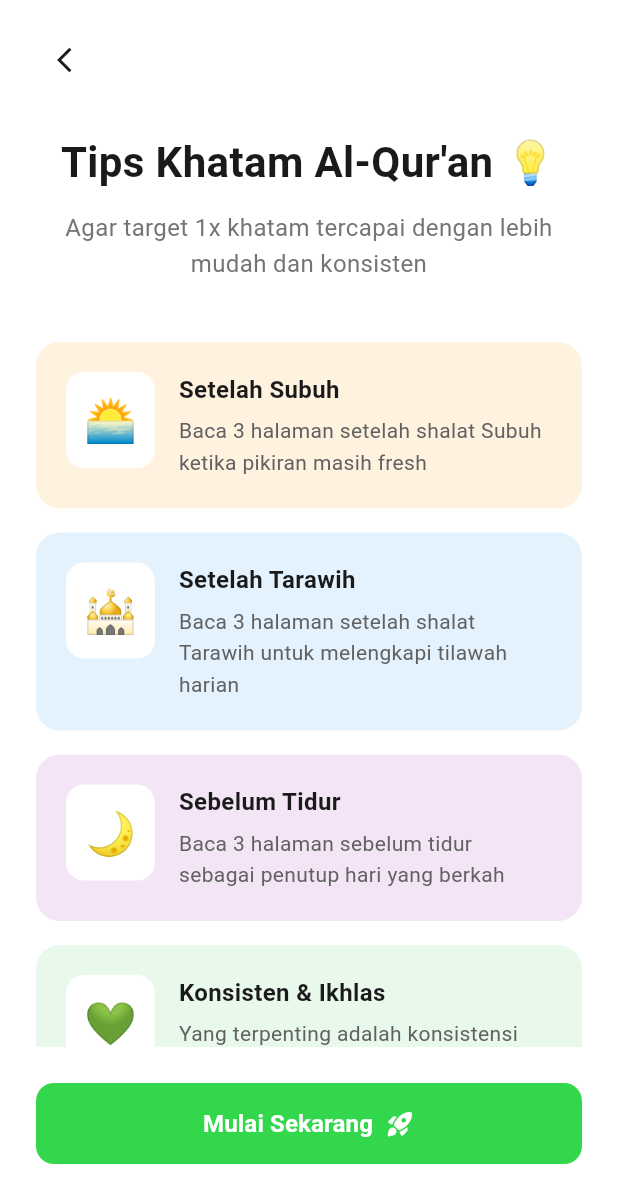
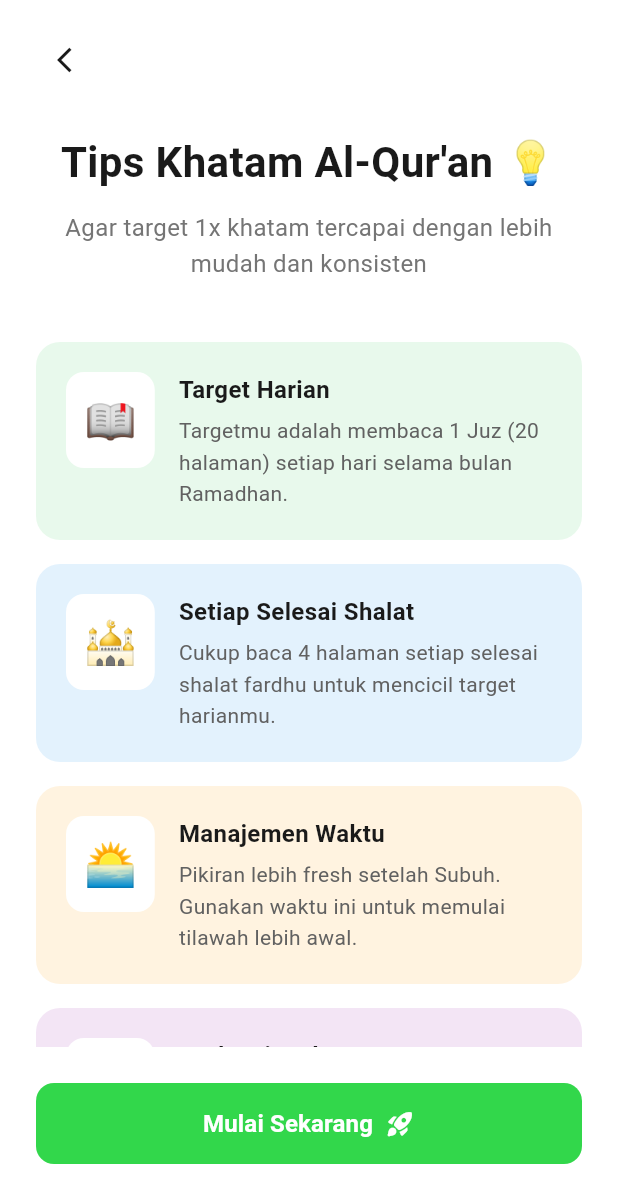
Before and after one commit to naufal2244/my-best-ramadhan-app, a Flutter app: the TipsScreen screen opened by its route, on a phone screen of 412 x 824 dp. Shown: the top 1203 px of the screen. Run offline on Flutter 3.47's test engine with Material 3 defaults, Android fonts, the phone set to English and light mode, and no system bars; our stand-ins replace cloud_firestore, firebase_auth, firebase_core, flutter_slidable, fluttertoast; accounts and stored records are empty; network calls fail; Roboto replaces fonts that are missing (Poppins).

Commit message:
Logika di halaman home

```diff
--- a/lib/models/user_model.dart
+++ b/lib/models/user_model.dart
@@ -5,6 +5,7 @@ class UserModel {
   final String? photoUrl;
   final int targetKhatam;
   final DateTime? createdAt;
+  final bool hasSeenTutorial;
 
   UserModel({
     required this.uid,
@@ -13,6 +14,7 @@ class UserModel {
     this.photoUrl,
     this.targetKhatam = 1,
     this.createdAt,
+    this.hasSeenTutorial = false,
   });
 
   /// Konversi dari Map (Firestore) ke Object UserModel
@@ -26,6 +28,7 @@ class UserModel {
       createdAt: map['createdAt'] != null
           ? (map['createdAt'] as dynamic).toDate()
           : null,
+      hasSeenTutorial: map['hasSeenTutorial'] ?? false,
     );
   }
 
@@ -38,6 +41,7 @@ class UserModel {
       'photoUrl': photoUrl,
       'targetKhatam': targetKhatam,
       'createdAt': createdAt,
+      'hasSeenTutorial': hasSeenTutorial,
     };
   }
 
@@ -46,6 +50,7 @@ class UserModel {
     String? displayName,
     String? photoUrl,
     int? targetKhatam,
+    bool? hasSeenTutorial,
   }) {
     return UserModel(
       uid: uid,
@@ -54,6 +59,7 @@ class UserModel {
       photoUrl: photoUrl ?? this.photoUrl,
       targetKhatam: targetKhatam ?? this.targetKhatam,
       createdAt: createdAt,
+      hasSeenTutorial: hasSeenTutorial ?? this.hasSeenTutorial,
     );
   }
 }
--- a/lib/screens/auth/login_screen.dart
+++ b/lib/screens/auth/login_screen.dart
@@ -49,7 +49,7 @@ class _LoginScreenState extends State<LoginScreen> {
 
         // Berpindah ke Onboarding Welcome secara langsung
         if (mounted) {
-          Navigator.pushReplacementNamed(context, '/onboarding-welcome');
+          Navigator.pushReplacementNamed(context, '/main');
         }
       } catch (e) {
         Fluttertoast.showToast(
@@ -71,7 +71,7 @@ class _LoginScreenState extends State<LoginScreen> {
     setState(() => _isLoading = false);
 
     if (mounted) {
-      Navigator.pushReplacementNamed(context, '/onboarding-welcome');
+      Navigator.pushReplacementNamed(context, '/main');
     }
   }
 
--- a/lib/screens/main/habit_detail_screen.dart
+++ b/lib/screens/main/habit_detail_screen.dart
@@ -65,7 +65,7 @@ class HabitDetailScreen extends StatelessWidget {
                     );
                     if (result == true && context.mounted) {
                       Navigator.pop(
-                          context, 'update'); // Pass result back to HomeScreen
+                          context, 'edit'); // Pass result back to HomeScreen
                     }
                   },
                 ),
--- a/lib/screens/onboarding/target_setting_screen.dart
+++ b/lib/screens/onboarding/target_setting_screen.dart
@@ -27,8 +27,8 @@ class _TargetSettingScreenState extends State<TargetSettingScreen> {
     super.initState();
     // Inisialisasi targetPages dari data user yang ada jika sedang editing
     final currentTarget =
-        context.read<AuthProvider>().userData?.targetKhatam ?? 2;
-    _targetPages = widget.isEditing ? currentTarget : 2;
+        context.read<AuthProvider>().userData?.targetKhatam ?? 1;
+    _targetPages = widget.isEditing ? currentTarget : 1;
   }
 
   void _updateTarget(int delta) {
@@ -42,8 +42,8 @@ class _TargetSettingScreenState extends State<TargetSettingScreen> {
 
   @override
   Widget build(BuildContext context) {
-    final pagesPerDay = (_targetPages * 20 / 30).toStringAsFixed(1);
-    final pagesPerWeek = (_targetPages * 20 / 4.3).toStringAsFixed(0);
+    final juzPerDay = _targetPages;
+    final totalJuz = _targetPages * 30;
 
     return Scaffold(
       backgroundColor: Colors.white,
@@ -174,15 +174,15 @@ class _TargetSettingScreenState extends State<TargetSettingScreen> {
                           child: _buildStatCard(
                             '📅',
                             'Per Hari',
-                            '$pagesPerDay Halaman',
+                            '$juzPerDay Juz',
                           ),
                         ),
                         const SizedBox(width: 12),
                         Expanded(
                           child: _buildStatCard(
-                            '📊',
-                            'Per Minggu',
-                            '$pagesPerWeek Halaman',
+                            '📖',
+                            'Total Target',
+                            '$totalJuz Juz',
                           ),
                         ),
                       ],
--- a/lib/screens/onboarding/tips_screen.dart
+++ b/lib/screens/onboarding/tips_screen.dart
@@ -17,6 +17,11 @@ class TipsScreen extends StatelessWidget {
     // Ambil targetPages dari arguments jika tidak dipassing lewat constructor
     final int displayTarget = targetPages ??
         (ModalRoute.of(context)?.settings.arguments as int? ?? 1);
+
+    // Perhitungan dinamis berdasarkan target
+    final int juzPerDay = displayTarget;
+    final int pagesPerDay = juzPerDay * 20;
+    final int pagesPerPrayer = juzPerDay * 4;
 
     return Scaffold(
       backgroundColor: Colors.white,
@@ -70,35 +75,35 @@ class TipsScreen extends StatelessWidget {
                 child: ListView(
                   children: [
                     _buildTipCard(
-                      icon: '🌅',
-                      color: const Color(0xFFFFF3E0),
-                      title: 'Setelah Subuh',
+                      icon: '📖',
+                      color: const Color(0xFFE8F9EC),
+                      title: 'Target Harian',
                       description:
-                          'Baca 3 halaman setelah shalat Subuh ketika pikiran masih fresh',
+                          'Targetmu adalah membaca $juzPerDay Juz ($pagesPerDay halaman) setiap hari selama bulan Ramadhan.',
                     ),
                     const SizedBox(height: 16),
                     _buildTipCard(
                       icon: '🕌',
                       color: const Color(0xFFE3F2FD),
-                      title: 'Setelah Tarawih',
+                      title: 'Setiap Selesai Shalat',
                       description:
-                          'Baca 3 halaman setelah shalat Tarawih untuk melengkapi tilawah harian',
+                          'Cukup baca $pagesPerPrayer halaman setiap selesai shalat fardhu untuk mencicil target harianmu.',
+                    ),
+                    const SizedBox(height: 16),
+                    _buildTipCard(
+                      icon: '🌅',
+                      color: const Color(0xFFFFF3E0),
+                      title: 'Manajemen Waktu',
+                      description:
+                          'Pikiran lebih fresh setelah Subuh. Gunakan waktu ini untuk memulai tilawah lebih awal.',
                     ),
                     const SizedBox(height: 16),
                     _buildTipCard(
                       icon: '🌙',
                       color: const Color(0xFFF3E5F5),
-                      title: 'Sebelum Tidur',
+                      title: 'Evaluasi Malam',
                       description:
-                          'Baca 3 halaman sebelum tidur sebagai penutup hari yang berkah',
-                    ),
-                    const SizedBox(height: 16),
-                    _buildTipCard(
-                      icon: '💚',
-                      color: const Color(0xFFE8F9EC),
-                      title: 'Konsisten & Ikhlas',
-                      description:
-                          'Yang terpenting adalah konsistensi dan keikhlasan dalam beribadah',
+                          'Gunakan waktu sebelum tidur untuk melengkapi jika ada target halaman yang terlewat.',
                     ),
                   ],
                 ),
--- a/lib/screens/onboarding_flow.dart
+++ b/lib/screens/onboarding_flow.dart
@@ -13,7 +13,7 @@ class OnboardingFlow extends StatefulWidget {
 class _OnboardingFlowState extends State<OnboardingFlow> {
   final PageController _pageController = PageController();
   int _currentPage = 0;
-  int _targetPages = 2; // Default target
+  int _targetPages = 1; // Default target
 
   @override
   void dispose() {
@@ -316,7 +316,7 @@ class _TargetSettingScreen extends StatefulWidget {
 }
 
 class _TargetSettingScreenState extends State<_TargetSettingScreen> {
-  int _targetPages = 2;
+  int _targetPages = 1;
 
   void _updateTarget(int delta) {
     setState(() {
@@ -327,8 +327,8 @@ class _TargetSettingScreenState extends State<_TargetSettingScreen> {
 
   @override
   Widget build(BuildContext context) {
-    final pagesPerDay = (_targetPages * 20 / 30).toStringAsFixed(1);
-    final pagesPerWeek = (_targetPages * 20 / 4.3).toStringAsFixed(0);
+    final juzPerDay = _targetPages;
+    final totalJuz = _targetPages * 30;
 
     return Padding(
       padding: const EdgeInsets.symmetric(horizontal: 24.0),
@@ -456,15 +456,15 @@ class _TargetSettingScreenState extends State<_TargetSettingScreen> {
                       child: _buildStatCard(
                         '📅',
                         'Per Hari',
-                        '$pagesPerDay Halaman',
+                        '$juzPerDay Juz',
                       ),
                     ),
                     const SizedBox(width: 12),
                     Expanded(
                       child: _buildStatCard(
-                        '📊',
-                        'Per Minggu',
-                        '$pagesPerWeek Halaman',
+                        '📖',
+                        'Total Target',
+                        '$totalJuz Juz',
                       ),
                     ),
                   ],
@@ -593,6 +593,11 @@ class _TipsScreen extends StatelessWidget {
 
   @override
   Widget build(BuildContext context) {
+    // Perhitungan dinamis berdasarkan target
+    final int juzPerDay = targetPages;
+    final int pagesPerDay = juzPerDay * 20;
+    final int pagesPerPrayer = juzPerDay * 4;
+
     return Padding(
       padding: const EdgeInsets.symmetric(horizontal: 24.0),
       child: Column(
@@ -628,35 +633,35 @@ class _TipsScreen extends StatelessWidget {
             child: ListView(
               children: [
                 _buildTipCard(
-                  icon: '🌅',
-                  color: const Color(0xFFFFF3E0),
-                  title: 'Setelah Subuh',
+                  icon: '📖',
+                  color: const Color(0xFFE8F9EC),
+                  title: 'Target Harian',
                   description:
-                      'Baca 3 halaman setelah shalat Subuh ketika pikiran masih fresh',
+                      'Targetmu adalah membaca $juzPerDay Juz ($pagesPerDay halaman) setiap hari selama bulan Ramadhan.',
                 ),
                 const SizedBox(height: 16),
                 _buildTipCard(
                   icon: '🕌',
                   color: const Color(0xFFE3F2FD),
-                  title: 'Setelah Tarawih',
+                  title: 'Setiap Selesai Shalat',
                   description:
-                      'Baca 3 halaman setelah shalat Tarawih untuk melengkapi tilawah harian',
+                      'Cukup baca $pagesPerPrayer halaman setiap selesai shalat fardhu untuk mencicil target harianmu.',
+                ),
+                const SizedBox(height: 16),
+                _buildTipCard(
+                  icon: '🌅',
+                  color: const Color(0xFFFFF3E0),
+                  title: 'Manajemen Waktu',
+                  description:
+                      'Pikiran lebih fresh setelah Subuh. Gunakan waktu ini untuk memulai tilawah lebih awal.',
                 ),
                 const SizedBox(height: 16),
                 _buildTipCard(
                   icon: '🌙',
                   color: const Color(0xFFF3E5F5),
-                  title: 'Sebelum Tidur',
+                  title: 'Evaluasi Malam',
                   description:
-                      'Baca 3 halaman sebelum tidur sebagai penutup hari yang berkah',
-                ),
-                const SizedBox(height: 16),
-                _buildTipCard(
-                  icon: '💚',
-                  color: const Color(0xFFE8F9EC),
-                  title: 'Konsisten & Ikhlas',
-                  description:
-                      'Yang terpenting adalah konsistensi dan keikhlasan dalam beribadah',
+                      'Gunakan waktu sebelum tidur untuk melengkapi jika ada target halaman yang terlewat.',
                 ),
               ],
             ),
```
Also changed, not shown: lib/providers/auth_provider.dart (+15 -0 lines), lib/screens/main/home_screen.dart (+136 -57 lines), lib/screens/splash_screen.dart (+8 -7 lines), lib/widgets/habit_tutorial_overlay.dart (+86 -43 lines).
